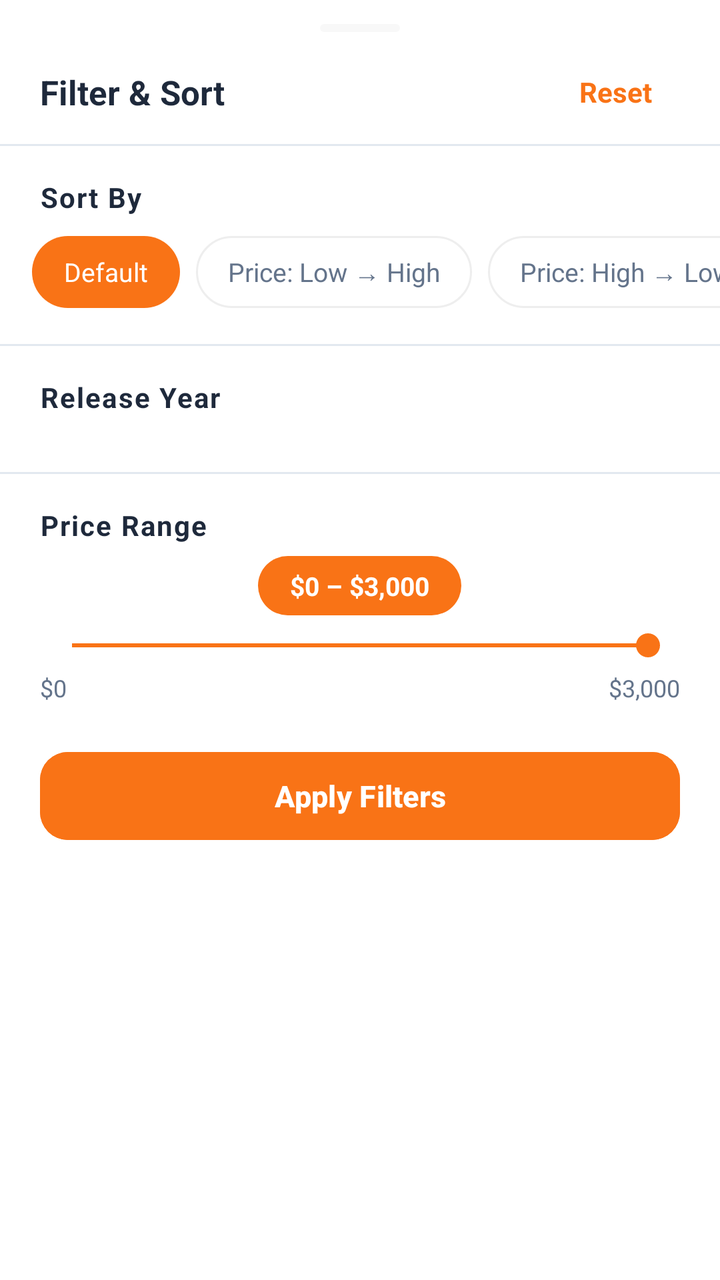
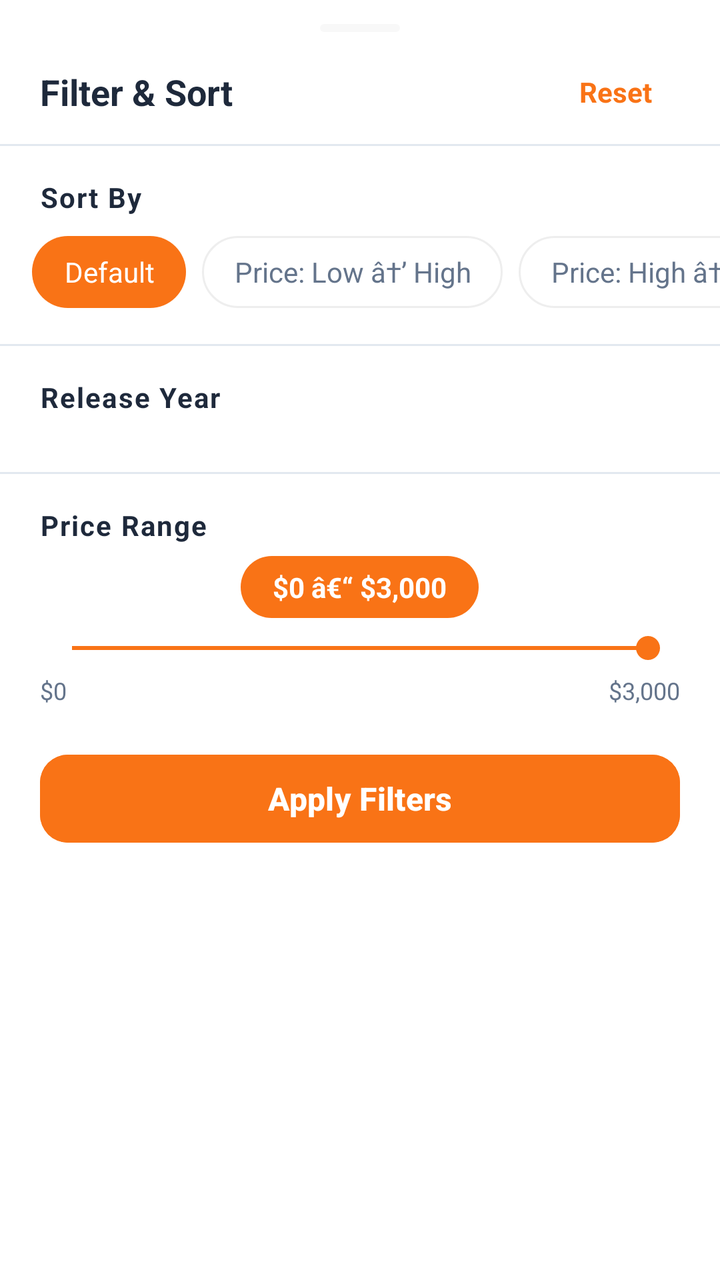

Before-and-after screenshots of an Android layout around one commit, followed by the original layout XML and the change that was made.
<!-- AndroidManifest.xml: application theme Theme.BeckieDealApp -->
<!-- res/layout/bottom_sheet_filter.xml -->
<?xml version="1.0" encoding="utf-8"?>
<LinearLayout
    xmlns:android="http://schemas.android.com/apk/res/android"
    xmlns:app="http://schemas.android.com/apk/res-auto"
    android:layout_width="match_parent"
    android:layout_height="wrap_content"
    android:orientation="vertical"
    android:background="@color/surface"
    android:paddingBottom="32dp">

    
    <View
        android:layout_width="40dp"
        android:layout_height="4dp"
        android:layout_gravity="center_horizontal"
        android:layout_marginTop="12dp"
        android:layout_marginBottom="4dp"
        android:background="@drawable/badge_pill"
        android:backgroundTint="#DDDDDD" />

    
    <RelativeLayout
        android:layout_width="match_parent"
        android:layout_height="52dp"
        android:paddingHorizontal="20dp">

        <TextView
            android:layout_width="wrap_content"
            android:layout_height="wrap_content"
            android:layout_alignParentStart="true"
            android:layout_centerVertical="true"
            android:text="Filter &amp; Sort"
            android:textColor="@color/text_primary"
            android:textSize="17sp"
            android:textStyle="bold" />

        <TextView
            android:id="@+id/resetButton"
            android:layout_width="wrap_content"
            android:layout_height="wrap_content"
            android:layout_alignParentEnd="true"
            android:layout_centerVertical="true"
            android:clickable="true"
            android:focusable="true"
            android:paddingHorizontal="14dp"
            android:paddingVertical="7dp"
            android:text="Reset"
            android:textColor="@color/primary"
            android:textSize="14sp"
            android:textStyle="bold" />

    </RelativeLayout>

    
    <View
        android:layout_width="match_parent"
        android:layout_height="1dp"
        android:background="@color/border_color" />

    
    <TextView
        android:layout_width="match_parent"
        android:layout_height="wrap_content"
        android:paddingHorizontal="20dp"
        android:paddingTop="16dp"
        android:paddingBottom="10dp"
        android:text="Sort By"
        android:textColor="@color/text_primary"
        android:textSize="14sp"
        android:textStyle="bold"
        android:letterSpacing="0.05" />

    
    <HorizontalScrollView
        android:layout_width="match_parent"
        android:layout_height="wrap_content"
        android:scrollbars="none"
        android:paddingBottom="4dp">

        <LinearLayout
            android:id="@+id/sortContainer"
            android:layout_width="wrap_content"
            android:layout_height="wrap_content"
            android:orientation="horizontal"
            android:paddingStart="16dp"
            android:paddingEnd="16dp">

            <TextView
                android:id="@+id/sortDefault"
                android:layout_width="wrap_content"
                android:layout_height="36dp"
                android:layout_marginEnd="8dp"
                android:gravity="center"
                android:paddingHorizontal="16dp"
                android:text="Default"
                android:textSize="13sp"
                android:singleLine="true"
                android:background="@drawable/chip_selected"
                android:textColor="@color/white_fixed" />

            <TextView
                android:id="@+id/sortPriceLow"
                android:layout_width="wrap_content"
                android:layout_height="36dp"
                android:layout_marginEnd="8dp"
                android:gravity="center"
                android:paddingHorizontal="16dp"
                android:text="Price: Low → High"
                android:textSize="13sp"
                android:singleLine="true"
                android:background="@drawable/chip_unselected"
                android:textColor="@color/text_secondary" />

            <TextView
                android:id="@+id/sortPriceHigh"
                android:layout_width="wrap_content"
                android:layout_height="36dp"
                android:layout_marginEnd="8dp"
                android:gravity="center"
                android:paddingHorizontal="16dp"
                android:text="Price: High → Low"
                android:textSize="13sp"
                android:singleLine="true"
                android:background="@drawable/chip_unselected"
                android:textColor="@color/text_secondary" />

            <TextView
                android:id="@+id/sortTopRated"
                android:layout_width="wrap_content"
                android:layout_height="36dp"
                android:gravity="center"
                android:paddingHorizontal="16dp"
                android:text="Top Rated"
                android:textSize="13sp"
                android:singleLine="true"
                android:background="@drawable/chip_unselected"
                android:textColor="@color/text_secondary" />

        </LinearLayout>
    </HorizontalScrollView>

    
    <View
        android:layout_width="match_parent"
        android:layout_height="1dp"
        android:layout_marginTop="14dp"
        android:background="@color/border_color" />

    
    <TextView
        android:layout_width="match_parent"
        android:layout_height="wrap_content"
        android:paddingHorizontal="20dp"
        android:paddingTop="16dp"
        android:paddingBottom="10dp"
        android:text="Release Year"
        android:textColor="@color/text_primary"
        android:textSize="14sp"
        android:textStyle="bold"
        android:letterSpacing="0.05" />

    <HorizontalScrollView
        android:layout_width="match_parent"
        android:layout_height="wrap_content"
        android:scrollbars="none">

        <LinearLayout
            android:id="@+id/yearContainer"
            android:layout_width="wrap_content"
            android:layout_height="wrap_content"
            android:orientation="horizontal"
            android:paddingStart="16dp"
            android:paddingEnd="16dp"
            android:paddingBottom="4dp" />

    </HorizontalScrollView>

    
    <View
        android:layout_width="match_parent"
        android:layout_height="1dp"
        android:layout_marginTop="14dp"
        android:background="@color/border_color" />

    
    <TextView
        android:layout_width="match_parent"
        android:layout_height="wrap_content"
        android:paddingHorizontal="20dp"
        android:paddingTop="16dp"
        android:paddingBottom="6dp"
        android:text="Price Range"
        android:textColor="@color/text_primary"
        android:textSize="14sp"
        android:textStyle="bold"
        android:letterSpacing="0.05" />

    
    <TextView
        android:id="@+id/priceRangeLabel"
        android:layout_width="wrap_content"
        android:layout_height="wrap_content"
        android:layout_gravity="center_horizontal"
        android:layout_marginBottom="6dp"
        android:background="@drawable/chip_selected"
        android:paddingHorizontal="16dp"
        android:paddingVertical="6dp"
        android:text="$0 – $3,000"
        android:textColor="@color/white_fixed"
        android:textSize="13sp"
        android:textStyle="bold" />

    
    <SeekBar
        android:id="@+id/priceSeekBar"
        android:layout_width="match_parent"
        android:layout_height="wrap_content"
        android:layout_marginHorizontal="20dp"
        android:max="3000"
        android:progress="3000"
        android:progressTint="@color/primary"
        android:thumbTint="@color/primary" />

    
    <RelativeLayout
        android:layout_width="match_parent"
        android:layout_height="wrap_content"
        android:paddingHorizontal="20dp"
        android:paddingTop="4dp">

        <TextView
            android:id="@+id/priceMinLabel"
            android:layout_width="wrap_content"
            android:layout_height="wrap_content"
            android:layout_alignParentStart="true"
            android:text="$0"
            android:textColor="@color/text_secondary"
            android:textSize="12sp" />

        <TextView
            android:id="@+id/priceMaxLabel"
            android:layout_width="wrap_content"
            android:layout_height="wrap_content"
            android:layout_alignParentEnd="true"
            android:text="$3,000"
            android:textColor="@color/text_secondary"
            android:textSize="12sp" />

    </RelativeLayout>

    
    <com.google.android.material.button.MaterialButton
        android:id="@+id/applyButton"
        android:layout_width="match_parent"
        android:layout_height="52dp"
        android:layout_marginHorizontal="20dp"
        android:layout_marginTop="20dp"
        android:backgroundTint="@color/primary"
        android:text="Apply Filters"
        android:textColor="@color/white_fixed"
        android:textSize="15sp"
        android:textStyle="bold"
        app:cornerRadius="14dp" />

</LinearLayout>
<!-- resources referenced by this layout -->
<resources>
  <color name="border_color">#E2E8F0</color>
  <color name="primary">#F97316</color>
  <color name="surface">#FFFFFF</color>
  <color name="text_primary">#1E293B</color>
  <color name="text_secondary">#64748B</color>
  <color name="white_fixed">#FFFFFF</color>
  <!-- drawable badge_pill (drawable) -->
  <?xml version="1.0" encoding="utf-8"?>
  <shape xmlns:android="http://schemas.android.com/apk/res/android">
      <solid android:color="#33FFFFFF" />
      <corners android:radius="4dp" />
  </shape>
  <!-- drawable chip_selected (drawable) -->
  <?xml version="1.0" encoding="utf-8"?>
  <shape xmlns:android="http://schemas.android.com/apk/res/android"
      android:shape="rectangle">
      <solid android:color="#F97316" />
      <corners android:radius="20dp" />
  </shape>
  <!-- drawable chip_unselected (drawable) -->
  <?xml version="1.0" encoding="utf-8"?>
  <shape xmlns:android="http://schemas.android.com/apk/res/android"
      android:shape="rectangle">
      <solid android:color="#FFFFFF" />
      <stroke android:width="1dp" android:color="#EEEEEE" />
      <corners android:radius="20dp" />
  </shape>
  <style name="Theme.BeckieDealApp" parent="Base.Theme.BeckieDealApp" />
  <style name="Base.Theme.BeckieDealApp" parent="Theme.Material3.DayNight.NoActionBar">
          <item name="colorPrimary">@color/primary</item>
          <item name="colorOnPrimary">@color/on_primary</item>
          <item name="colorPrimaryContainer">@color/primary_container</item>
          <item name="colorOnPrimaryContainer">@color/on_primary_container</item>
          <item name="android:windowBackground">@color/background</item>
          <item name="colorSurface">@color/surface</item>
          <item name="colorOnSurface">@color/on_surface</item>
          
          <item name="bottomNavigationStyle">@style/Widget.App.BottomNavigationView</item>
      </style>
  <color name="on_primary">#FFFFFF</color>
  <color name="primary_container">#F97316</color>
  <color name="on_primary_container">#582200</color>
  <color name="background">#F8FAFC</color>
  <color name="on_surface">#251913</color>
  <style name="Widget.App.BottomNavigationView" parent="Widget.Material3.BottomNavigationView">
          <item name="itemIconSize">26dp</item>
          <item name="itemIconTint">@color/bottom_nav_color</item>
          <item name="itemTextColor">@color/bottom_nav_color</item>
          
          <item name="android:background">@null</item>
          <item name="backgroundTint">@null</item>
          <item name="labelVisibilityMode">unlabeled</item>
          <item name="itemActiveIndicatorStyle">@style/Widget.App.BottomNav.ActiveIndicator</item>
      </style>
  <style name="Widget.App.BottomNav.ActiveIndicator" parent="Widget.Material3.BottomNavigationView.ActiveIndicator">
          <item name="android:color">@color/nav_indicator_fill</item>
          <item name="android:width">52dp</item>
          <item name="android:height">40dp</item>
          <item name="shapeAppearance">@style/ShapeAppearance.App.BottomNav.ActiveIndicator</item>
      </style>
  <color name="nav_indicator_fill">#FFF1EB</color>
  <style name="ShapeAppearance.App.BottomNav.ActiveIndicator" parent="">
          <item name="cornerFamily">rounded</item>
          <item name="cornerSize">50%</item>
      </style>
</resources>

<!-- the commit's change to res/layout/bottom_sheet_filter.xml (unified diff, before → after) -->
@@ -1,4 +1,4 @@
-<?xml version="1.0" encoding="utf-8"?>
+﻿<?xml version="1.0" encoding="utf-8"?>
 <LinearLayout
     xmlns:android="http://schemas.android.com/apk/res/android"
     xmlns:app="http://schemas.android.com/apk/res-auto"
@@ -31,7 +31,7 @@
             android:layout_centerVertical="true"
             android:text="Filter &amp; Sort"
             android:textColor="@color/text_primary"
-            android:textSize="17sp"
+            android:textSize="@dimen/text_size_title_small"
             android:textStyle="bold" />
 
         <TextView
@@ -46,7 +46,7 @@
             android:paddingVertical="7dp"
             android:text="Reset"
             android:textColor="@color/primary"
-            android:textSize="14sp"
+            android:textSize="@dimen/text_size_body"
             android:textStyle="bold" />
 
     </RelativeLayout>
@@ -66,7 +66,7 @@
         android:paddingBottom="10dp"
         android:text="Sort By"
         android:textColor="@color/text_primary"
-        android:textSize="14sp"
+        android:textSize="@dimen/text_size_body"
         android:textStyle="bold"
         android:letterSpacing="0.05" />
 
@@ -93,7 +93,7 @@
                 android:gravity="center"
                 android:paddingHorizontal="16dp"
                 android:text="Default"
-                android:textSize="13sp"
+                android:textSize="@dimen/text_size_body"
                 android:singleLine="true"
                 android:background="@drawable/chip_selected"
                 android:textColor="@color/white_fixed" />
@@ -105,8 +105,8 @@
                 android:layout_marginEnd="8dp"
                 android:gravity="center"
                 android:paddingHorizontal="16dp"
-                android:text="Price: Low → High"
-                android:textSize="13sp"
+                android:text="Price: Low â†’ High"
+                android:textSize="@dimen/text_size_body"
                 android:singleLine="true"
                 android:background="@drawable/chip_unselected"
                 android:textColor="@color/text_secondary" />
@@ -118,8 +118,8 @@
                 android:layout_marginEnd="8dp"
                 android:gravity="center"
                 android:paddingHorizontal="16dp"
-                android:text="Price: High → Low"
-                android:textSize="13sp"
+                android:text="Price: High â†’ Low"
+                android:textSize="@dimen/text_size_body"
                 android:singleLine="true"
                 android:background="@drawable/chip_unselected"
                 android:textColor="@color/text_secondary" />
@@ -131,7 +131,7 @@
                 android:gravity="center"
                 android:paddingHorizontal="16dp"
                 android:text="Top Rated"
-                android:textSize="13sp"
+                android:textSize="@dimen/text_size_body"
                 android:singleLine="true"
                 android:background="@drawable/chip_unselected"
                 android:textColor="@color/text_secondary" />
@@ -155,7 +155,7 @@
         android:paddingBottom="10dp"
         android:text="Release Year"
         android:textColor="@color/text_primary"
-        android:textSize="14sp"
+        android:textSize="@dimen/text_size_body"
         android:textStyle="bold"
         android:letterSpacing="0.05" />
 
@@ -191,7 +191,7 @@
         android:paddingBottom="6dp"
         android:text="Price Range"
         android:textColor="@color/text_primary"
-        android:textSize="14sp"
+        android:textSize="@dimen/text_size_body"
         android:textStyle="bold"
         android:letterSpacing="0.05" />
 
@@ -205,9 +205,9 @@
         android:background="@drawable/chip_selected"
         android:paddingHorizontal="16dp"
         android:paddingVertical="6dp"
-        android:text="$0 – $3,000"
+        android:text="$0 â€“ $3,000"
         android:textColor="@color/white_fixed"
-        android:textSize="13sp"
+        android:textSize="@dimen/text_size_body"
         android:textStyle="bold" />
 
     
@@ -235,7 +235,7 @@
             android:layout_alignParentStart="true"
             android:text="$0"
             android:textColor="@color/text_secondary"
-            android:textSize="12sp" />
+            android:textSize="@dimen/text_size_caption" />
 
         <TextView
             android:id="@+id/priceMaxLabel"
@@ -244,7 +244,7 @@
             android:layout_alignParentEnd="true"
             android:text="$3,000"
             android:textColor="@color/text_secondary"
-            android:textSize="12sp" />
+            android:textSize="@dimen/text_size_caption" />
 
     </RelativeLayout>
 
@@ -258,7 +258,7 @@
         android:backgroundTint="@color/primary"
         android:text="Apply Filters"
         android:textColor="@color/white_fixed"
-        android:textSize="15sp"
+        android:textSize="@dimen/text_size_body_large"
         android:textStyle="bold"
         app:cornerRadius="14dp" />
 
<!-- resource entries referenced after the edit -->
@@ -6,6 +6,10 @@
   <color name="text_primary">#1E293B</color>
   <color name="text_secondary">#64748B</color>
   <color name="white_fixed">#FFFFFF</color>
+  <dimen name="text_size_body">13sp</dimen>
+  <dimen name="text_size_body_large">15sp</dimen>
+  <dimen name="text_size_caption">11sp</dimen>
+  <dimen name="text_size_title_small">17sp</dimen>
   <!-- drawable badge_pill (drawable) -->
   <?xml version="1.0" encoding="utf-8"?>
   <shape xmlns:android="http://schemas.android.com/apk/res/android">
